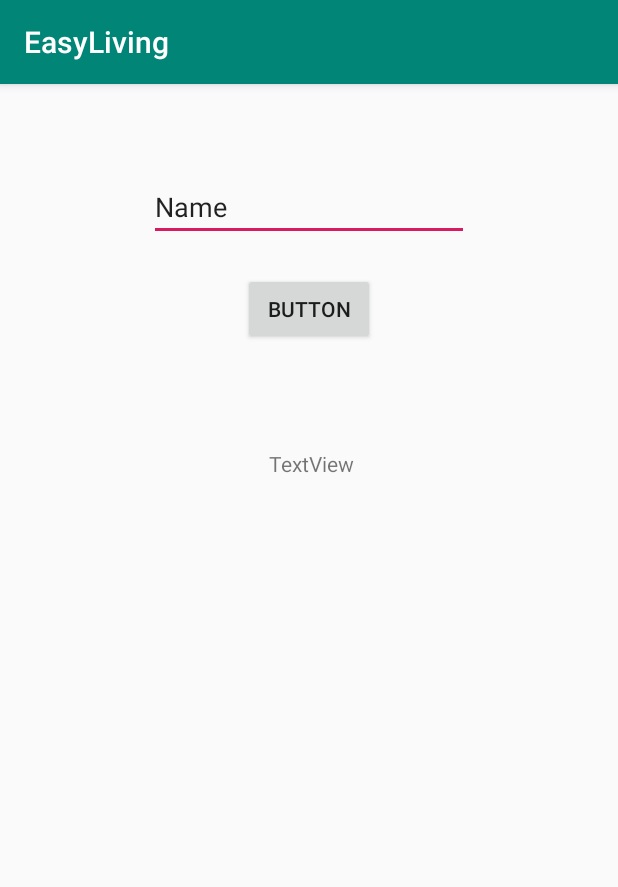
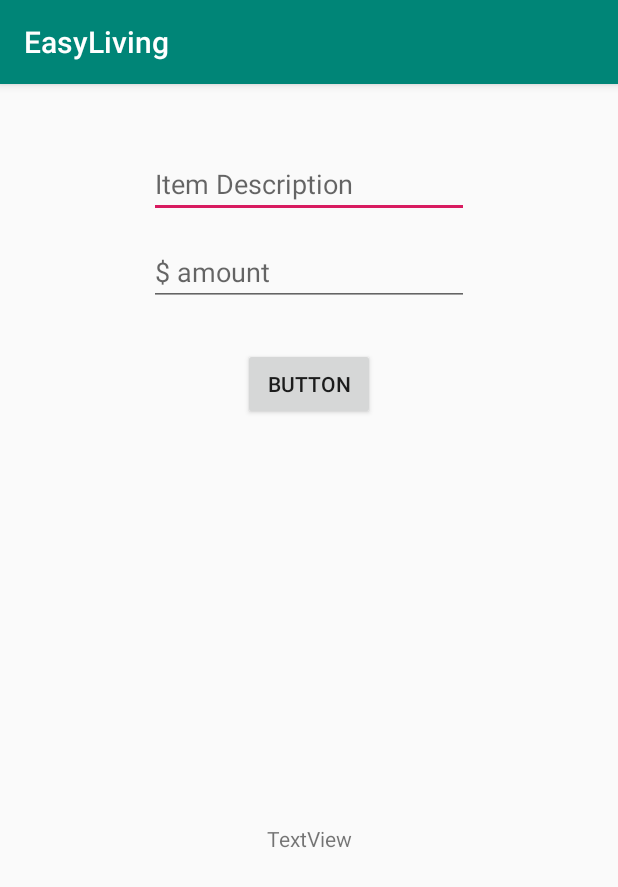
Before and after one commit to nayrng/EasyLiving, an Android app: the PayActivity screen opened directly, with no data from a screen before it, on a phone screen of 412 x 824 dp. Shown: the top 887 px of the screen. Run offline under Robolectric (Android 15) with nearby library versions, the phone set to English and light mode, and no system bars; our stand-ins replace Firebase (no records; nobody signed in at launch, a user with empty details on screens opened directly).

Commit message:
Starting payments UI

```diff
--- a/app/src/main/java/com/btanhuecrng13ctong3/easyliving/PayActivity.java
+++ b/app/src/main/java/com/btanhuecrng13ctong3/easyliving/PayActivity.java
@@ -1,33 +1,106 @@
 package com.btanhuecrng13ctong3.easyliving;
 
+import android.support.annotation.NonNull;
 import android.support.v7.app.AppCompatActivity;
 import android.os.Bundle;
+import android.util.Log;
 import android.view.View;
 import android.widget.Button;
 import android.widget.EditText;
 import android.widget.TextView;
 import android.widget.Toast;
 
+import com.google.firebase.auth.FirebaseAuth;
+import com.google.firebase.auth.FirebaseUser;
+import com.google.firebase.database.DataSnapshot;
+import com.google.firebase.database.DatabaseError;
+import com.google.firebase.database.DatabaseReference;
+import com.google.firebase.database.FirebaseDatabase;
+import com.google.firebase.database.ValueEventListener;
+
 import java.text.NumberFormat;
+import java.util.ArrayList;
 
 //passKuliat
 public class PayActivity extends AppCompatActivity {
-
+    FirebaseUser user;
+    DatabaseReference group_reference;
     Button splitButton;
-    EditText totalRent;
-    static TextView textRent;
+    EditText itemDesc;
+    EditText dollarAmt;
+    TextView textRent;
+    String group_name;
+    FirebaseAuth firebaseAuth;
+    ArrayList<String> pass_group_users;
+    DatabaseReference databaseReference;
+    Boolean receivedGroup;
     @Override
     protected void onCreate(Bundle savedInstanceState) {
         super.onCreate(savedInstanceState);
         setContentView(R.layout.activity_pay2);
         splitButton = findViewById(R.id.sendrequest);
-        totalRent = findViewById(R.id.totalRent);
+        itemDesc = findViewById(R.id.itemdesc);
+        dollarAmt = findViewById(R.id.dollaramt);
+
         textRent = findViewById(R.id.rentShow);
+        firebaseAuth = FirebaseAuth.getInstance();
+        user = firebaseAuth.getCurrentUser();
+        receivedGroup = false;
+
+        databaseReference = FirebaseDatabase.getInstance().getReference("Payments");
+        group_reference = FirebaseDatabase.getInstance().getReference("Groups");
+        group_reference.addValueEventListener(new ValueEventListener() {
+            @Override
+            public void onDataChange(@NonNull DataSnapshot dataSnapshot) {
+                for(DataSnapshot snap: dataSnapshot.getChildren()){
+                    //returns groups
+                    for (int i=0; i<snap.child("users").getChildrenCount(); i++) {
+                        String map =  snap.child("users").child(String.valueOf(i)).getValue(String.class);
+                        Log.d("PayActivity", "Current Group Name:" + snap.child("groupname").getValue(String.class));
+                        Log.d("Payactivity ", "User Name: "+ map);
+                        ArrayList<String> group_users = (ArrayList<String>)snap.child("users").getValue();
+                        if(group_users.contains(user.getEmail())){
+                            group_name = (String) snap.child("groupname").getValue();
+                            pass_group_users = group_users;
+                            /*Log.d("SUCCESS", "Group" + group_name);
+                            for(int j = 0; j<group_users.size();j++){
+                                Log.d("PayActivity", "Users List: " + pass_group_users.get(j));
+                            }*/
+                            receivedGroup = true;
+                        }
+                        /*if (map.equals(user.getEmail())) {
+                            group_name = (String) snap.child("groupname").getValue();
+                            group_users = (ArrayList<String>)snap.child("users").getValue();
+                            for(int j = 0; j<group_users.size();j++){
+                                Log.d("PayActivity", "Users: " + group_users.get(i));
+                            }
+                            Log.d("Current User: ", "Logged in: " + user.getEmail());
+                            System.out.println(group_name);
+                            break;
+                        }*/
+                    }
+                    Log.d("PayActivity", "Final Group Name:" + group_name);
+
+                }
+            }
+            @Override
+            public void onCancelled(@NonNull DatabaseError databaseError) {
+
+            }
+
+
+
+        });
+
+
+
+
 
         splitButton.setOnClickListener(new View.OnClickListener(){
             @Override
             public void onClick(View view){
-                if(totalRent.getText().toString().equals("")){
+
+                /*if(totalRent.getText().toString().equals("")){
                     Toast.makeText(PayActivity.this, "No input provided", Toast.LENGTH_LONG).show();
                 }else{
                     try{
@@ -35,6 +108,16 @@ public class PayActivity extends AppCompatActivity {
                         textRent.setText(Double.toString(sRent));
                     }catch (NumberFormatException ex){
                         Toast.makeText(PayActivity.this, "Invalid Input", Toast.LENGTH_LONG).show();
+                    }
+                }*/
+
+                if(receivedGroup) {
+                    Log.d("FULL SUCCESS", "Group" + group_name);
+                    for (int j = 0; j < pass_group_users.size(); j++) {
+                        Log.d("FULL SUCCESS", "Users List: " + pass_group_users.get(j));
+                        PAYMENT_OBJ obj = new PAYMENT_OBJ(user.getEmail(), itemDesc.getText().toString(), group_name, (Double.parseDouble(dollarAmt.getText().toString()))/pass_group_users.size(), pass_group_users.get(j));
+                        String head = itemDesc.getText().toString() + ": " + j;
+                        databaseReference.child(head).setValue(obj);
                     }
                 }
             }
--- a/app/src/main/java/com/btanhuecrng13ctong3/easyliving/ViewGroupActivity.java
+++ b/app/src/main/java/com/btanhuecrng13ctong3/easyliving/ViewGroupActivity.java
@@ -81,7 +81,6 @@ public class ViewGroupActivity extends AppCompatActivity {
                 ArrayList<String> users = new ArrayList<String>();
                 users.add(user.getEmail());
                 ArrayList<String> chores = new ArrayList<>();
-//
                 databaseReference.child(groupName.getText().toString()).setValue(new GROUPS_OBJECT(user.getEmail(), users, chores, groupName.getText().toString(), groupPass.getText().toString()));
             }
         });
--- a/app/src/main/res/layout/activity_pay2.xml
+++ b/app/src/main/res/layout/activity_pay2.xml
@@ -6,36 +6,47 @@
     android:layout_height="match_parent"
     tools:context=".PayActivity">
 
-    <EditText
-        android:id="@+id/totalRent"
-        android:layout_width="wrap_content"
-        android:layout_height="wrap_content"
-        android:layout_marginTop="59dp"
-        android:ems="10"
-        android:inputType="numberDecimal"
-        android:text="Name"
-        app:layout_constraintEnd_toEndOf="parent"
-        app:layout_constraintStart_toStartOf="parent"
-        app:layout_constraintTop_toTopOf="parent" />
-
     <Button
         android:id="@+id/sendrequest"
         android:layout_width="wrap_content"
         android:layout_height="wrap_content"
-        android:layout_marginTop="21dp"
+        android:layout_marginTop="28dp"
         android:text="Button"
         app:layout_constraintEnd_toEndOf="parent"
         app:layout_constraintStart_toStartOf="parent"
-        app:layout_constraintTop_toBottomOf="@+id/totalRent" />
+        app:layout_constraintTop_toBottomOf="@+id/dollaramt" />
 
     <TextView
         android:id="@+id/rentShow"
         android:layout_width="wrap_content"
         android:layout_height="wrap_content"
-        android:layout_marginTop="69dp"
-        android:layout_marginEnd="14dp"
+        android:layout_marginBottom="255dp"
         android:text="TextView"
-        app:layout_constraintEnd_toEndOf="@+id/sendrequest"
-        app:layout_constraintTop_toBottomOf="@+id/sendrequest" />
+        app:layout_constraintBottom_toBottomOf="parent"
+        app:layout_constraintEnd_toEndOf="parent"
+        app:layout_constraintStart_toStartOf="parent" />
+
+    <EditText
+        android:id="@+id/itemdesc"
+        android:layout_width="wrap_content"
+        android:layout_height="wrap_content"
+        android:layout_marginTop="44dp"
+        android:ems="10"
+        android:hint="Item Description"
+        android:inputType="textPersonName"
+        app:layout_constraintEnd_toEndOf="parent"
+        app:layout_constraintStart_toStartOf="parent"
+        app:layout_constraintTop_toTopOf="parent" />
+
+    <EditText
+        android:id="@+id/dollaramt"
+        android:layout_width="wrap_content"
+        android:layout_height="wrap_content"
+        android:layout_marginTop="13dp"
+        android:ems="10"
+        android:hint="$ amount"
+        android:inputType="numberDecimal"
+        app:layout_constraintStart_toStartOf="@+id/itemdesc"
+        app:layout_constraintTop_toBottomOf="@+id/itemdesc" />
 
 </android.support.constraint.ConstraintLayout>
--- /dev/null
+++ b/app/src/main/res/values-w820dp/dimens.xml
@@ -0,0 +1,6 @@
+<resources>
+    <!-- Example customization of dimensions originally defined in res/values/dimens.xml
+         (such as screen margins) for screens with more than 820dp of available width. This
+         would include 7" and 10" devices in landscape (~960dp and ~1280dp respectively). -->
+    <dimen name="activity_horizontal_margin">64dp</dimen>
+</resources>
--- a/app/src/main/res/values/dimens.xml
+++ b/app/src/main/res/values/dimens.xml
@@ -3,4 +3,6 @@
     <!-- Default screen margins, per the Android Design guidelines. -->
     <dimen name="activity_horizontal_margin">16dp</dimen>
     <dimen name="activity_vertical_margin">16dp</dimen>
+    <dimen name="appbar_padding">16dp</dimen>
+    <dimen name="appbar_padding_top">8dp</dimen>
 </resources>
--- a/app/src/main/res/values/strings.xml
+++ b/app/src/main/res/values/strings.xml
@@ -10,4 +10,7 @@
     <string name="invalid_username">Not a valid username</string>
     <string name="invalid_password">Password must be >5 characters</string>
     <string name="login_failed">"Login failed"</string>
+    <string name="title_activity_split_payment">split_payment</string>
+    <string name="tab_text_1">Tab 1</string>
+    <string name="tab_text_2">Tab 2</string>
 </resources>
--- a/app/src/main/res/values/styles.xml
+++ b/app/src/main/res/values/styles.xml
@@ -17,6 +17,7 @@
         <item name="android:windowEnterAnimation">@android:anim/fade_in</item>
         <item name="android:windowExitAnimation">@android:anim/fade_out</item>
     </style>
+
     <style name="AppTheme.AppBarOverlay" parent="ThemeOverlay.AppCompat.Dark.ActionBar" />
 
     <style name="AppTheme.PopupOverlay" parent="ThemeOverlay.AppCompat.Light" />
```
Also changed, not shown: app/src/main/AndroidManifest.xml (+6 -2 lines), app/src/main/java/com/btanhuecrng13ctong3/easyliving/ChoresActivity.java (+7 -6 lines), app/src/main/java/com/btanhuecrng13ctong3/easyliving/JoinGroup.java (+20 -8 lines), app/src/main/java/com/btanhuecrng13ctong3/easyliving/LandingActivity.java (+9 -0 lines), app/src/main/java/com/btanhuecrng13ctong3/easyliving/PAYMENT_OBJ.java (added, +23 -0 lines), app/src/main/java/com/btanhuecrng13ctong3/easyliving/split_payment.java (added, +36 -0 lines), app/src/main/java/com/btanhuecrng13ctong3/easyliving/ui/main/PageViewModel.java (added, +26 -0 lines), app/src/main/java/com/btanhuecrng13ctong3/easyliving/ui/main/PlaceholderFragment.java (added, +58 -0 lines), app/src/main/java/com/btanhuecrng13ctong3/easyliving/ui/main/SectionsPagerAdapter.java (added, +45 -0 lines), app/src/main/res/layout/activity_split_payment.xml (added, +44 -0 lines), app/src/main/res/layout/fragment_main.xml (added, +23 -0 lines).
